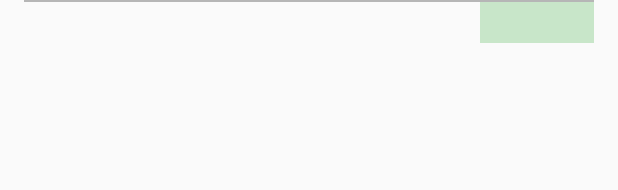
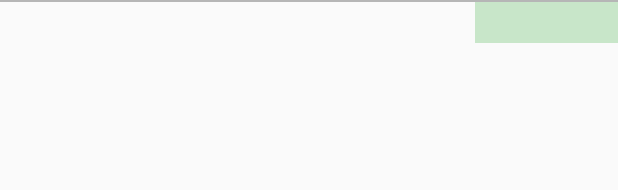
Before and after one commit to throwrocks/android-udacity-reviews, an Android app: the layout project_item.xml on its own in the app's theme, with its tools: preview values and no code run, on a phone screen of 412 x 824 dp. Shown: the top 190 px of the screen. Run offline under Robolectric (Android 15) with nearby library versions, the phone set to English and light mode, and no system bars.

Commit message:
feat: Improved the Reports layout  dimensions.

```diff
--- a/app/src/main/res/layout/project_item.xml
+++ b/app/src/main/res/layout/project_item.xml
@@ -2,18 +2,15 @@
 <LinearLayout xmlns:android="http://schemas.android.com/apk/res/android"
     android:layout_width="match_parent"
     android:layout_height="wrap_content"
-    android:layout_marginEnd="16dp"
-    android:layout_marginStart="16dp"
     android:orientation="vertical">
-
     <include layout="@layout/separator_horizontal" />
 
     <LinearLayout
         android:layout_width="match_parent"
-        android:layout_height="wrap_content"
-        android:weightSum="10">
+        android:layout_height="wrap_content">
 
         <TextView
+            android:gravity="start|center"
             android:id="@+id/project_name"
             style="@style/tableRow"
             android:layout_width="0dp"
@@ -24,30 +21,28 @@
             android:id="@+id/project_count"
             style="@style/tableRow"
             android:layout_width="0dp"
-            android:layout_height="wrap_content"
-            android:layout_weight="2"
-            android:gravity="center_horizontal" />
+            android:layout_height="match_parent"
+            android:layout_weight="1.75"
+            android:gravity="center" />
 
         <TextView
             android:id="@+id/project_hours"
             style="@style/tableRow"
             android:layout_width="0dp"
-            android:layout_height="wrap_content"
-            android:layout_weight="2"
-            android:gravity="center_horizontal" />
+            android:layout_height="match_parent"
+            android:layout_weight="1.75"
+            android:gravity="center" />
 
         <TextView
             android:background="@color/revenueRow"
             android:id="@+id/project_revenue"
             style="@style/tableRow"
             android:layout_width="0dp"
-            android:layout_height="wrap_content"
-            android:layout_weight="2"
-            android:gravity="end"
+            android:layout_height="match_parent"
+            android:layout_weight="2.25"
+            android:gravity="end|center"
             android:paddingEnd="4dp"
             android:paddingStart="4dp" />
-
-
     </LinearLayout>
 
 </LinearLayout>
--- a/app/src/main/res/layout/report_body.xml
+++ b/app/src/main/res/layout/report_body.xml
@@ -13,6 +13,5 @@
         android:id="@+id/reports_project_summary"
         android:layout_width="match_parent"
         android:layout_height="wrap_content"
-        android:isScrollContainer="false"
         android:orientation="vertical" />
 </LinearLayout>
--- a/app/src/main/res/layout/report_header.xml
+++ b/app/src/main/res/layout/report_header.xml
@@ -4,7 +4,6 @@
     android:layout_height="wrap_content"
     android:layout_marginEnd="16dp"
     android:layout_marginStart="16dp"
-    android:layout_marginTop="16dp"
     android:gravity="bottom"
     android:orientation="horizontal">
 
```
Also changed, not shown: app/src/main/res/layout/project_item_headers.xml (+5 -7 lines), app/src/main/res/layout/report_footer.xml (+10 -10 lines).
